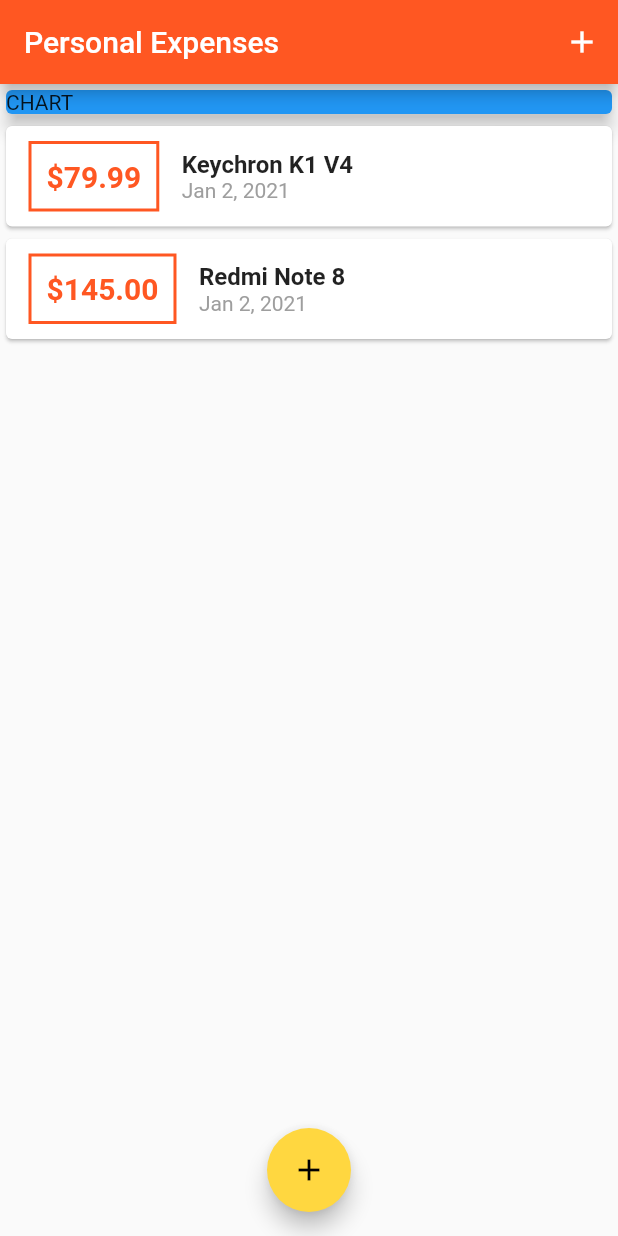
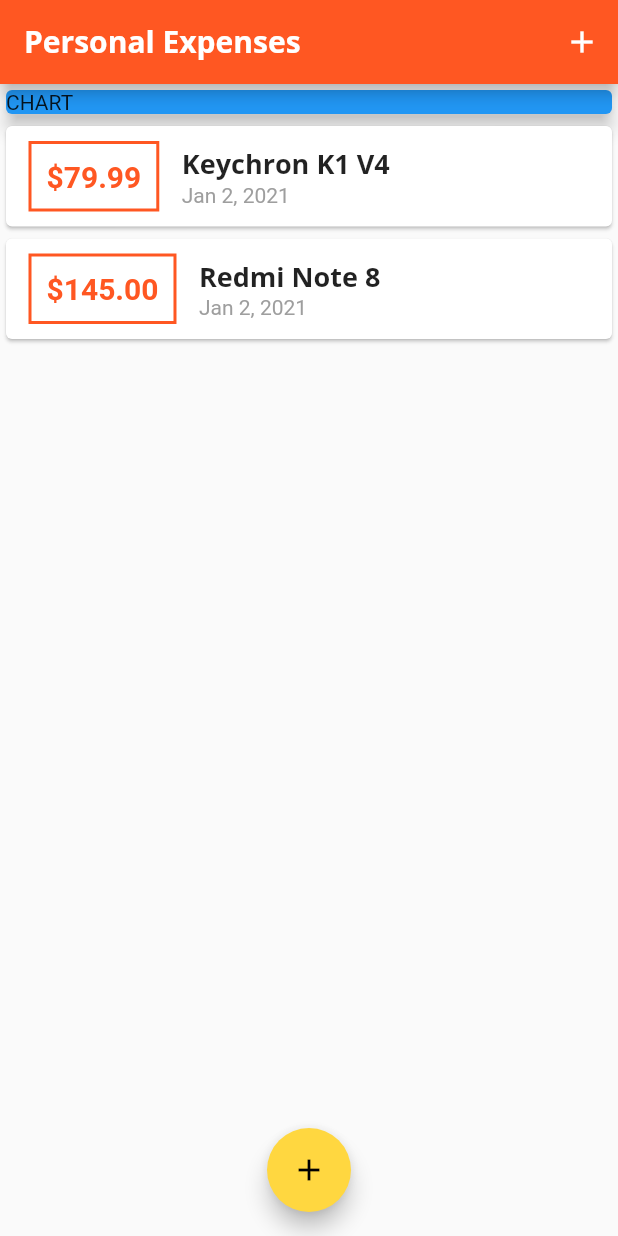
Before and after one commit to doraemonpup/flutter_expense, a Flutter app: the screen it shows after launch, on a phone screen of 412 x 824 dp. Run offline on Flutter 3.47's test engine with Material 2 defaults, Android fonts, the phone set to English and light mode, and no system bars.

Commit message:
added fonts to project

```diff
--- a/lib/main.dart
+++ b/lib/main.dart
@@ -11,9 +11,25 @@ class MyApp extends StatelessWidget {
     return MaterialApp(
       title: 'Personal Expenses',
       theme: ThemeData(
-        primarySwatch: Colors.deepOrange,
-        accentColor: Colors.amberAccent,
-      ),
+          primarySwatch: Colors.deepOrange,
+          accentColor: Colors.amberAccent,
+          fontFamily: 'Quicksand',
+          textTheme: ThemeData.light().textTheme.copyWith(
+                headline6: TextStyle(
+                  fontFamily: 'OpenSans',
+                  fontWeight: FontWeight.bold,
+                  fontSize: 18,
+                ),
+              ),
+          appBarTheme: AppBarTheme(
+            textTheme: ThemeData.light().textTheme.copyWith(
+                  headline6: TextStyle(
+                    fontFamily: 'OpenSans',
+                    fontSize: 20,
+                    fontWeight: FontWeight.bold,
+                  ),
+                ),
+          )),
       home: MyHomePage(),
     );
   }
@@ -70,7 +86,9 @@ class _MyHomePageState extends State<MyHomePage> {
   Widget build(BuildContext context) {
     return Scaffold(
       appBar: AppBar(
-        title: Text('Personal Expenses'),
+        title: Text(
+          'Personal Expenses',
+        ),
         actions: <Widget>[
           IconButton(
             icon: Icon(Icons.add),
--- a/lib/widgets/transaction_list.dart
+++ b/lib/widgets/transaction_list.dart
@@ -42,10 +42,7 @@ class TransactionList extends StatelessWidget {
                   children: <Widget>[
                     Text(
                       transactions[index].title,
-                      style: TextStyle(
-                        fontWeight: FontWeight.bold,
-                        fontSize: 16,
-                      ),
+                      style: Theme.of(context).textTheme.headline6,
                     ),
                     Text(
                       DateFormat.yMMMd().format(transactions[index].date),
```
Also changed, not shown: pubspec.yaml (+11 -6 lines), assets/fonts/OpenSans-Bold.ttf (added), assets/fonts/OpenSans-Regular.ttf (added), assets/fonts/Quicksand-Bold.ttf (added), assets/fonts/Quicksand-Light.ttf (added), assets/fonts/Quicksand-Medium.ttf (added), assets/fonts/Quicksand-Regular.ttf (added).
